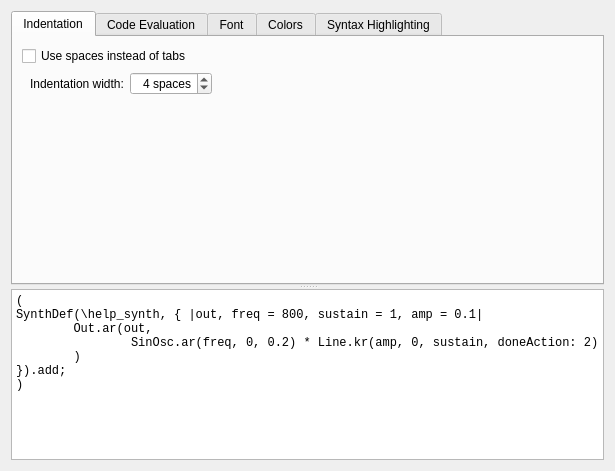
The window that editors/sc-ide/forms/settings_editor.ui (supercollider/supercollider) describes before a commit, drawn with Qt 5.
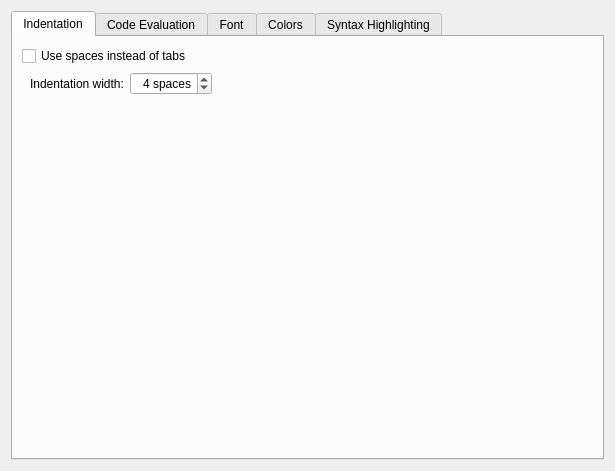
The same window after the commit. Custom widgets are drawn as their Qt base class.

Commit message:
sc ide: temporarily remove CodeEditor from editor settings page
That use of CodeEditor conflicts with current development for
the purpose of split editor views.

Diff of the .ui file:
```diff
--- a/editors/sc-ide/forms/settings_editor.ui
+++ b/editors/sc-ide/forms/settings_editor.ui
@@ -370,26 +370,6 @@
        </layout>
       </widget>
      </widget>
-     <widget class="ScIDE::CodeEditor" name="fontPreview">
-      <property name="font">
-       <font>
-        <family>Monospace</family>
-        <italic>false</italic>
-       </font>
-      </property>
-      <property name="plainText">
-       <string>(
-SynthDef(\help_synth, { |out, freq = 800, sustain = 1, amp = 0.1|
-        Out.ar(out,
-                SinOsc.ar(freq, 0, 0.2) * Line.kr(amp, 0, sustain, doneAction: 2)
-        )
-}).add;
-)</string>
-      </property>
-      <property name="tabStopWidth">
-       <number>20</number>
-      </property>
-     </widget>
     </widget>
    </item>
   </layout>
@@ -405,11 +385,6 @@
    <extends>QLabel</extends>
    <header>color_widget.hpp</header>
   </customwidget>
-  <customwidget>
-   <class>ScIDE::CodeEditor</class>
-   <extends>QPlainTextEdit</extends>
-   <header>code_editor/editor.hpp</header>
-  </customwidget>
  </customwidgets>
  <resources/>
  <connections/>
```
The commit also changes 1 other file.
